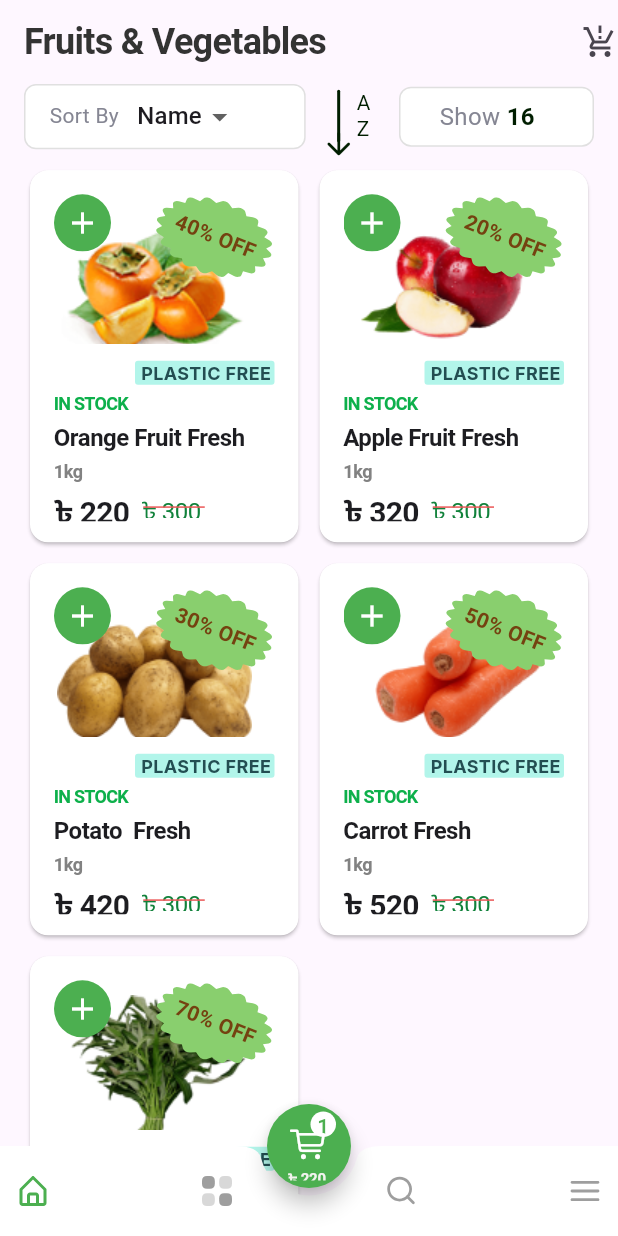
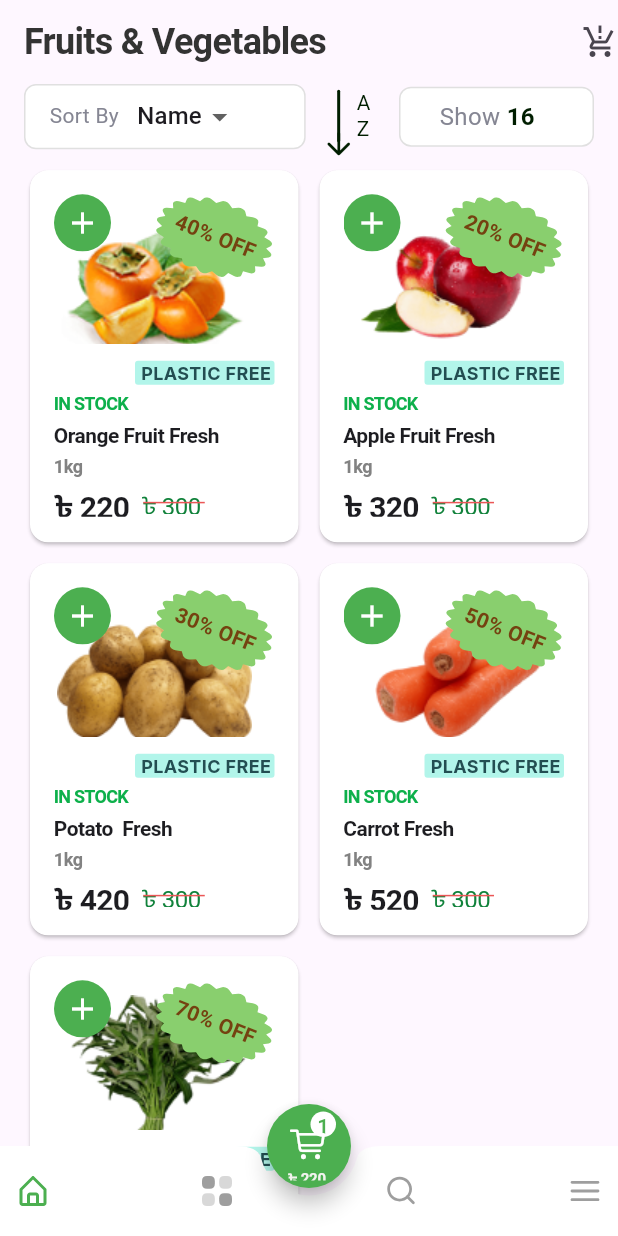
Before and after one commit to shakhawat-khan/bazar365, a Flutter app: the screen it shows after launch, after a tap on the "add" icon, on a phone screen of 412 x 824 dp. Run offline on Flutter 3.47's test engine with Material 3 defaults, Android fonts, the light colour scheme and no system bars; our stand-ins replace device_preview, flutter_screenutil, flutter_svg, get, persistent_bottom_nav_bar and 1 more; missing offline and left inert: dart:ffi; accounts and stored records are empty; Roboto replaces fonts that are missing (Inter, Proxima Nova).

Commit message:
fix renderflex error

```diff
--- /dev/null
+++ b/devtools_options.yaml
@@ -0,0 +1 @@
+extensions:
--- a/lib/main.dart
+++ b/lib/main.dart
@@ -1,5 +1,7 @@
 import 'package:bazar365/components/bottom_navBar.dart';
 import 'package:bazar365/modules/home_page/view/home_page_view.dart';
+import 'package:device_preview/device_preview.dart';
+import 'package:flutter/foundation.dart';
 import 'package:flutter/material.dart';
 import 'package:flutter_screenutil/flutter_screenutil.dart';
 import 'package:get/get_navigation/src/root/get_material_app.dart';
@@ -24,7 +26,13 @@
     },
     version: 1,
   );
-  runApp(const MyApp());
+
+  runApp(
+    DevicePreview(
+      enabled: !kReleaseMode,
+      builder: (context) => const MyApp(), // Wrap your app
+    ),
+  );
 }
 
 class MyApp extends StatelessWidget {
--- a/lib/modules/home_page/home_page_components/card.dart
+++ b/lib/modules/home_page/home_page_components/card.dart
@@ -5,6 +5,7 @@
 import 'package:bazar365/modules/home_page/model/card_model.dart';
 import 'package:bazar365/modules/home_page/view/home_page_view.dart';
 import 'package:flutter/material.dart';
+import 'package:flutter_screenutil/flutter_screenutil.dart';
 import 'package:get/get.dart';
 import 'package:get/get_core/src/get_main.dart';
 import 'package:sqflite/sqflite.dart';
@@ -296,9 +297,9 @@
                 children: [
                   Text(
                     widget.name,
-                    style: const TextStyle(
-                      color: Color(0xFF1D1D21),
-                      fontSize: 16,
+                    style: TextStyle(
+                      color: const Color(0xFF1D1D21),
+                      fontSize: 16.sp,
                       fontFamily: 'Proxima Nova',
                       fontWeight: FontWeight.w600,
                       height: 0,
--- a/lib/modules/home_page/view/home_page_view.dart
+++ b/lib/modules/home_page/view/home_page_view.dart
@@ -47,7 +47,12 @@
 
 List<DropdownMenuItem<String>> get dropdownItems {
   List<DropdownMenuItem<String>> menuItems = [
-    const DropdownMenuItem(value: "Name", child: Text("Name")),
+    const DropdownMenuItem(
+        value: "Name",
+        child: Text(
+          "Name",
+          style: TextStyle(),
+        )),
     const DropdownMenuItem(value: "Price", child: Text("Price")),
   ];
   return menuItems;
@@ -119,10 +124,9 @@
               children: [
                 Flexible(
                   child: Container(
-                    width: 196.w,
+                    width: 200.w,
                     height: 50.h,
-                    padding: const EdgeInsets.only(
-                        top: 8, left: 16, right: 12, bottom: 8),
+                    padding: const EdgeInsets.only(top: 8, left: 16, bottom: 8),
                     clipBehavior: Clip.antiAlias,
                     decoration: ShapeDecoration(
                       color: Colors.white,
@@ -153,7 +157,8 @@
                             ),
                           ),
                         ),
-                        DropdownButtonHideUnderline(
+                        Flexible(
+                          child: DropdownButtonHideUnderline(
                             child: DropdownButton<String>(
                               value: tempValue,
                               items: dropdownItems,
@@ -172,6 +177,7 @@
                                   tempValue = newValue;
                                 });
                               },
+                            ),
                           ),
                         )
                       ],
--- a/pubspec.yaml
+++ b/pubspec.yaml
@@ -41,6 +41,7 @@
   sqflite: ^2.3.0
   flutter_svg: ^2.0.9
   path_provider: ^2.1.1
+  device_preview: ^1.1.0
 
 dev_dependencies:
   flutter_test:
```
Also changed, not shown: pubspec.lock, 1 other file. Lines whose indentation alone changed are shown as unchanged.
